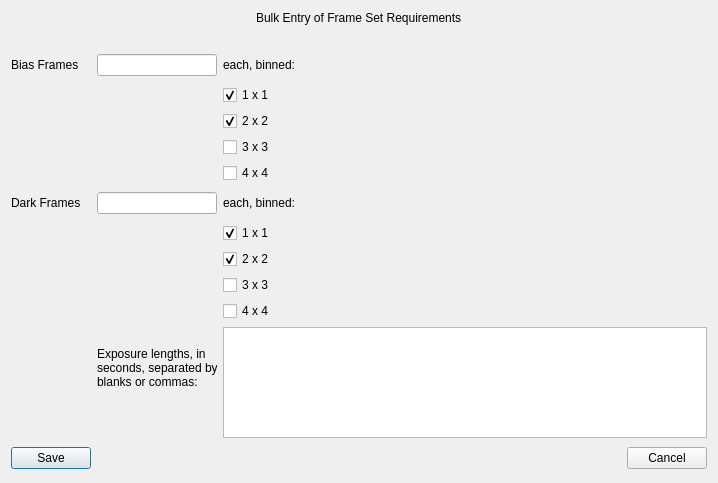
Above: BulkEntry.ui from RMcDOttawa/pySkyDarks3 before the change. Below: the same form after it.
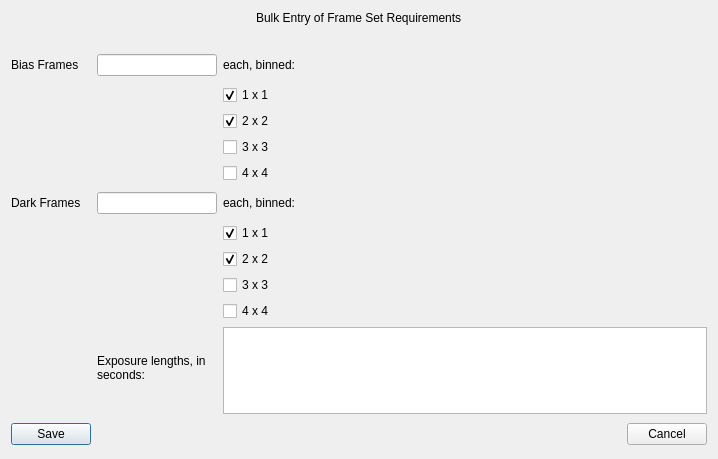
That is the form after the change.

What changed in the file:
```diff
--- a/BulkEntry.ui
+++ b/BulkEntry.ui
@@ -7,7 +7,7 @@
     <x>0</x>
     <y>0</y>
     <width>718</width>
-    <height>483</height>
+    <height>459</height>
    </rect>
   </property>
   <property name="sizePolicy">
@@ -215,8 +215,14 @@
         <height>61</height>
        </rect>
       </property>
+      <property name="sizePolicy">
+       <sizepolicy hsizetype="Expanding" vsizetype="Expanding">
+        <horstretch>0</horstretch>
+        <verstretch>0</verstretch>
+       </sizepolicy>
+      </property>
       <property name="text">
-       <string>Exposure lengths, in seconds, separated by blanks or commas:</string>
+       <string>Exposure lengths, in seconds:</string>
       </property>
       <property name="wordWrap">
        <bool>true</bool>
```
Left out of the diff: 42 changed lines with no effect on the pictures.
